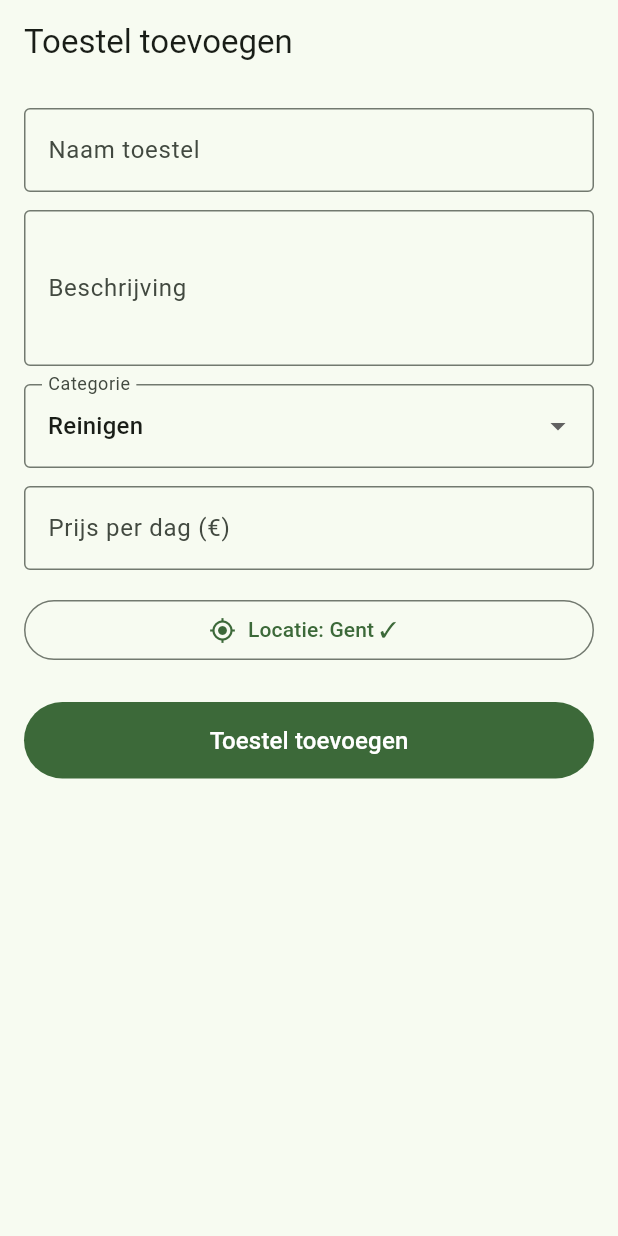
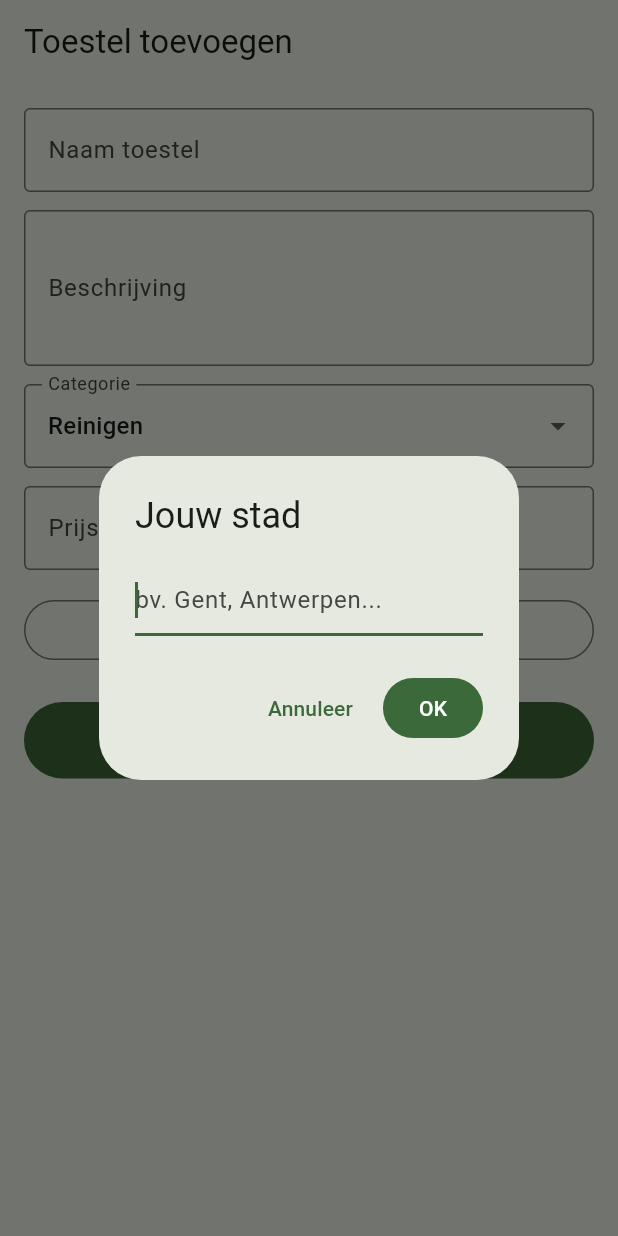
Before and after one commit to RayaneAm/Deelapp, a Flutter app: the AddDeviceScreen screen opened by its route, after a tap on "Gebruik mijn locatie", on a phone screen of 412 x 824 dp. Run offline on Flutter 3.47's test engine with Material 3 defaults, Android fonts, the light colour scheme and no system bars; our stand-ins replace cloud_firestore, firebase_auth, firebase_core, firebase_storage, go_router; accounts and stored records are empty.

```diff
--- a/lib/features/devices/add_device_screen.dart
+++ b/lib/features/devices/add_device_screen.dart
@@ -35,11 +35,29 @@ class _AddDeviceScreenState extends State<AddDeviceScreen> {
   }
 
   Future<void> _getLocation() async {
-    setState(() {
-      _lat = 51.0543;
-      _lng = 3.7174;
-      _city = 'Gent';
-    });
+    final controller = TextEditingController();
+    final city = await showDialog<String>(
+      context: context,
+      builder: (_) => AlertDialog(
+        title: const Text('Jouw stad'),
+        content: TextField(
+          controller: controller,
+          decoration: const InputDecoration(hintText: 'bv. Gent, Antwerpen...'),
+          autofocus: true,
+        ),
+        actions: [
+          TextButton(onPressed: () => Navigator.pop(context), child: const Text('Annuleer')),
+          FilledButton(onPressed: () => Navigator.pop(context, controller.text.trim()), child: const Text('OK')),
+        ],
+      ),
+    );
+    if (city != null && city.isNotEmpty) {
+      setState(() {
+        _lat = 51.0543;
+        _lng = 3.7174;
+        _city = city;
+      });
+    }
   }
 
   Future<void> _submit() async {
```
